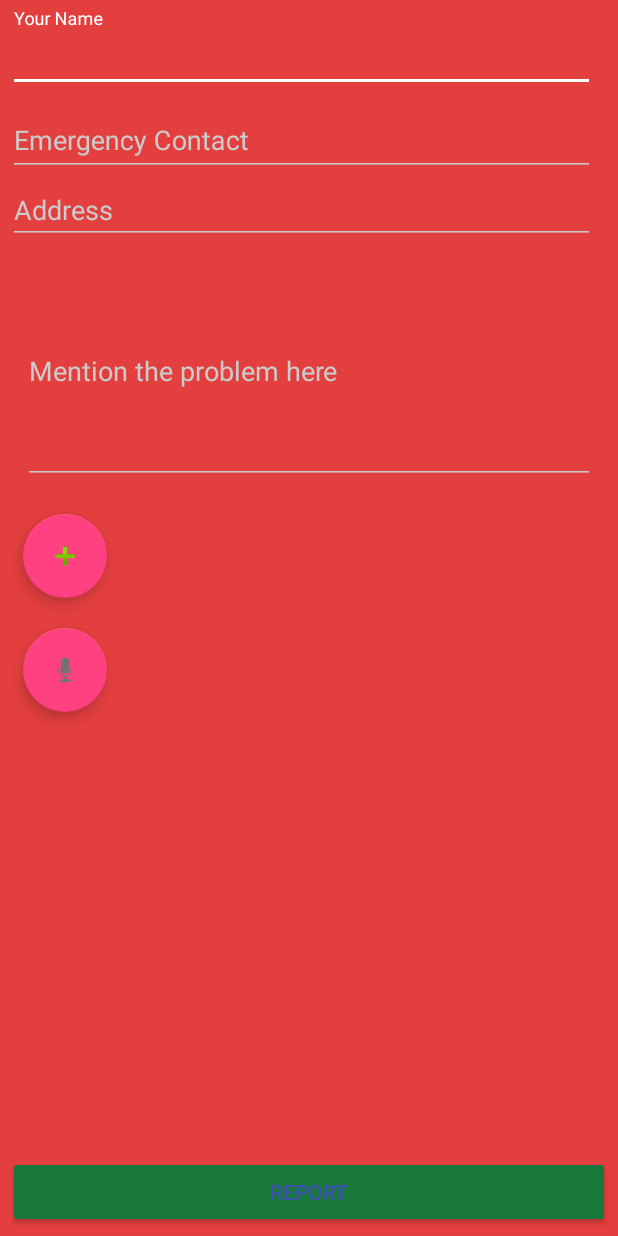
After one commit to DTU-BugBuster/SIH-Android, an Android app: the ReportProblemActivity screen opened directly, with no data from a screen before it, on a phone screen of 412 x 824 dp. The commit adds this screen. Run offline under Robolectric (Android 15) with nearby library versions, the light colour scheme and no system bars; our stand-ins replace Firebase (no records; nobody signed in at launch, a user with empty details on screens opened directly), Picasso; pictures from the network do not load.

Commit message:
added report a problem feature

```diff
--- a/WaterBorne/app/build.gradle
+++ b/WaterBorne/app/build.gradle
@@ -33,7 +33,6 @@ dependencies {
     testImplementation 'junit:junit:4.12'
     androidTestImplementation 'com.android.support.test:runner:1.0.2'
     androidTestImplementation 'com.android.support.test.espresso:espresso-core:3.0.2'
-    implementation 'com.google.firebase:firebase-auth:16.0.1'
 
     //watson chatbot
     implementation 'com.android.support:recyclerview-v7:28.0.0'
@@ -62,4 +61,8 @@ dependencies {
     implementation 'com.google.android.gms:play-services-maps:16.0.0'
     implementation 'com.google.android.gms:play-services-location:16.0.0'
 
+
+    implementation 'com.google.firebase:firebase-auth:16.1.0'
+    implementation 'com.google.firebase:firebase-database:16.0.6'
+    implementation 'com.google.firebase:firebase-storage:10.0.0'
 }
--- a/WaterBorne/app/src/main/AndroidManifest.xml
+++ b/WaterBorne/app/src/main/AndroidManifest.xml
@@ -54,9 +54,9 @@
         <activity android:name=".Auth.PhoneAuthActivity" />
         <activity android:name=".Auth.SignupActivity" />
         <activity android:name=".Auth.DifferentAuth" />
-        <activity android:name=".Auth.FacebookLoginActivity" />
         <activity android:name=".Auth.GoogleSignInActivity" />
-        <activity android:name=".Auth.AnonymousActivity"></activity>
+        <activity android:name=".Auth.AnonymousActivity" />
+        <activity android:name=".ReportProblemActivity"></activity>
     </application>
 
 </manifest>
--- /dev/null
+++ b/WaterBorne/app/src/main/java/com/example/android/waterborne/ReportProblemActivity.java
@@ -0,0 +1,150 @@
+package com.example.android.waterborne;
+
+import android.app.ProgressDialog;
+import android.content.ContentResolver;
+import android.content.Intent;
+import android.net.Uri;
+import android.os.Bundle;
+import android.os.Handler;
+import android.support.annotation.NonNull;
+import android.support.design.widget.FloatingActionButton;
+import android.support.design.widget.TextInputEditText;
+import android.support.v7.app.AppCompatActivity;
+import android.webkit.MimeTypeMap;
+import android.widget.Button;
+import android.widget.EditText;
+import android.widget.Toast;
+
+import com.google.android.gms.tasks.OnFailureListener;
+import com.google.android.gms.tasks.OnSuccessListener;
+import com.google.firebase.auth.FirebaseAuth;
+import com.google.firebase.auth.FirebaseUser;
+import com.google.firebase.database.DatabaseReference;
+import com.google.firebase.database.FirebaseDatabase;
+import com.google.firebase.storage.FirebaseStorage;
+import com.google.firebase.storage.StorageReference;
+import com.google.firebase.storage.StorageTask;
+import com.google.firebase.storage.UploadTask;
+import com.squareup.picasso.Picasso;
+
+
+public class ReportProblemActivity extends AppCompatActivity {
+    private static final int PICK_IMAGE_REQUEST = 1;
+
+    private TextInputEditText name, contact, address;
+    private EditText description;
+    private FloatingActionButton image, mic;
+    private ProgressDialog pd;
+    Button report;
+
+    private Uri mImageUri;
+
+    private StorageReference mStorageRef;
+    private DatabaseReference mDatabaseRef;
+    FirebaseUser firebaseUser;
+    private FirebaseAuth firebaseAuth;
+    private StorageTask mUploadTask;
+
+    private FirebaseAuth mauth;
+    private FirebaseUser mCurrentUser;
+    private DatabaseReference mDatabaseUser;
+
+    @Override
+    protected void onCreate(Bundle savedInstanceState) {
+        super.onCreate(savedInstanceState);
+        setContentView(R.layout.activity_report_problem);
+        name = findViewById(R.id.et_name);
+        contact = findViewById(R.id.et_contact);
+        address = findViewById(R.id.et_address);
+        description = findViewById(R.id.et_details);
+        image = findViewById(R.id.fab_uploadimage);
+        mic = findViewById(R.id.fab_record);
+        report = findViewById(R.id.bt_report);
+
+        mauth = FirebaseAuth.getInstance();
+        mCurrentUser = mauth.getCurrentUser();
+        firebaseAuth = FirebaseAuth.getInstance();
+
+        mStorageRef = FirebaseStorage.getInstance().getReference("uploads");
+        mDatabaseRef = FirebaseDatabase.getInstance().getReference("uploads");
+        firebaseUser = firebaseAuth.getCurrentUser();
+        mDatabaseUser = FirebaseDatabase.getInstance().getReference().child("Report").child(firebaseUser.getUid());
+        pd = new ProgressDialog(this);
+
+
+
+        image.setOnClickListener(v -> openFileChooser());
+
+        report.setOnClickListener(v -> {
+            if (mUploadTask != null && mUploadTask.isInProgress()) {
+                Toast.makeText(this, "Upload in progress", Toast.LENGTH_SHORT).show();
+            } else {
+                pd.setMessage("Upload in progress");
+                pd.show();
+                uploadFile();
+            }
+        });
+
+
+    }
+
+    private void openFileChooser() {
+        Intent intent = new Intent();
+        intent.setType("image/*");
+        intent.setAction(Intent.ACTION_GET_CONTENT);
+        startActivityForResult(intent, PICK_IMAGE_REQUEST);
+    }
+
+    @Override
+    protected void onActivityResult(int requestCode, int resultCode, Intent data) {
+        super.onActivityResult(requestCode, resultCode, data);
+
+        if (requestCode == PICK_IMAGE_REQUEST && resultCode == RESULT_OK
+                && data != null && data.getData() != null) {
+            mImageUri = data.getData();
+
+            Picasso.with(this).load(mImageUri).into(image);
+        }
+    }
+
+    private String getFileExtension(Uri uri) {
+        ContentResolver cR = getContentResolver();
+        MimeTypeMap mime = MimeTypeMap.getSingleton();
+        return mime.getExtensionFromMimeType(cR.getType(uri));
+    }
+
+    private void uploadFile() {
+        if (mImageUri != null) {
+            StorageReference fileReference = mStorageRef.child(System.currentTimeMillis()
+                    + "." + getFileExtension(mImageUri));
+
+            mUploadTask = fileReference.putFile(mImageUri)
+                    .addOnSuccessListener((OnSuccessListener<UploadTask.TaskSnapshot>) taskSnapshot -> {
+                        Handler handler = new Handler();
+                        handler.postDelayed(new Runnable() {
+                            @Override
+                            public void run() {
+
+                            }
+                        }, 500);
+
+                        UploadReport upload = new UploadReport(name.getText().toString().trim(),
+                                taskSnapshot.getDownloadUrl().toString(), address.getText().toString().trim(), contact.getText().toString().trim(), description.getText().toString().trim(), mCurrentUser.getUid());
+                        String uploadId = mDatabaseRef.push().getKey();
+                        mDatabaseRef.child(uploadId).setValue(upload);
+                        pd.dismiss();
+                        Toast.makeText(ReportProblemActivity.this, "Upload successful", Toast.LENGTH_LONG).show();
+                        finish();
+                        startActivity(new Intent(ReportProblemActivity.this, MainActivity.class));
+                    })
+                    .addOnFailureListener(new OnFailureListener() {
+                        @Override
+                        public void onFailure(@NonNull Exception e) {
+                            Toast.makeText(ReportProblemActivity.this, e.getMessage(), Toast.LENGTH_SHORT).show();
+                        }
+                    });
+        } else {
+            Toast.makeText(this, "No file selected", Toast.LENGTH_SHORT).show();
+        }
+    }
+}
--- /dev/null
+++ b/WaterBorne/app/src/main/res/layout/activity_report_problem.xml
@@ -0,0 +1,99 @@
+<?xml version="1.0" encoding="utf-8"?>
+<RelativeLayout xmlns:android="http://schemas.android.com/apk/res/android"
+    xmlns:tools="http://schemas.android.com/tools"
+    android:layout_width="match_parent"
+    android:layout_height="match_parent"
+    android:layout_margin="5dp"
+    tools:context=".ReportProblemActivity">
+    <ScrollView xmlns:android="http://schemas.android.com/apk/res/android"
+        xmlns:app="http://schemas.android.com/apk/res-auto"
+        xmlns:tools="http://schemas.android.com/tools"
+        android:layout_width="match_parent"
+        android:layout_height="wrap_content"
+        tools:context=".ReportProblemActivity">
+
+        <LinearLayout
+            android:layout_width="match_parent"
+            android:layout_height="wrap_content"
+            android:orientation="vertical">
+
+            <android.support.design.widget.TextInputLayout
+                android:layout_width="match_parent"
+                android:layout_height="match_parent"
+                android:layout_marginEnd="10dp">
+
+                <android.support.design.widget.TextInputEditText
+                    android:id="@+id/et_name"
+                    android:layout_width="match_parent"
+                    android:layout_height="wrap_content"
+                    android:hint="Your Name" />
+            </android.support.design.widget.TextInputLayout>
+
+            <android.support.design.widget.TextInputLayout
+                android:layout_width="match_parent"
+                android:layout_height="match_parent"
+                android:layout_marginEnd="10dp">
+
+                <android.support.design.widget.TextInputEditText
+                    android:id="@+id/et_contact"
+                    android:layout_width="match_parent"
+                    android:layout_height="wrap_content"
+                    android:hint="Emergency Contact" />
+
+            </android.support.design.widget.TextInputLayout>
+
+
+            <android.support.design.widget.TextInputLayout
+                android:layout_width="match_parent"
+                android:layout_height="wrap_content"
+                app:hintEnabled="false"
+                android:layout_marginEnd="10dp">
+
+                <android.support.design.widget.TextInputEditText
+                    android:id="@+id/et_address"
+                    android:layout_width="match_parent"
+                    android:layout_height="wrap_content"
+                    android:hint="Address" />
+            </android.support.design.widget.TextInputLayout>
+
+            <EditText
+                android:id="@+id/et_details"
+                android:layout_width="match_parent"
+                android:layout_height="150dp"
+                android:layout_margin="10dp"
+                android:ems="10"
+                android:inputType="textMultiLine"
+                android:hint="Mention the problem here"/>
+
+            <android.support.design.widget.FloatingActionButton
+                android:id="@+id/fab_uploadimage"
+                android:layout_width="wrap_content"
+                android:layout_height="wrap_content"
+                android:src="@android:drawable/ic_input_add"
+                app:elevation="6dp"
+                android:layout_margin="10dp"
+                app:pressedTranslationZ="12dp"
+                app:rippleColor="@color/colorPrimary"
+                android:clickable="true"
+                android:focusable="true" />
+            <android.support.design.widget.FloatingActionButton
+                android:id="@+id/fab_record"
+                android:layout_width="wrap_content"
+                android:layout_height="wrap_content"
+                android:src="@android:drawable/ic_btn_speak_now"
+                app:elevation="6dp"
+                android:layout_margin="10dp"
+                app:pressedTranslationZ="12dp"
+                app:rippleColor="@color/colorPrimary"
+                android:clickable="true"
+                android:focusable="true" />
+        </LinearLayout>
+    </ScrollView>
+    <Button
+        android:id="@+id/bt_report"
+        android:layout_width="match_parent"
+        android:layout_height="wrap_content"
+        android:layout_alignParentBottom="true"
+        android:text="REPORT"
+        android:textColor="@color/colorPrimary"/>
+</RelativeLayout>
```
Also changed, not shown: WaterBorne/app/src/main/java/com/example/android/waterborne/MainActivity.java (+5 -2 lines), WaterBorne/app/src/main/java/com/example/android/waterborne/MenuScreen.java (+0 -11 lines), WaterBorne/app/src/main/java/com/example/android/waterborne/UploadReport.java (added, +22 -0 lines), WaterBorne/app/src/main/res/layout/activity_main.xml (+8 -2 lines), 1 other file.
